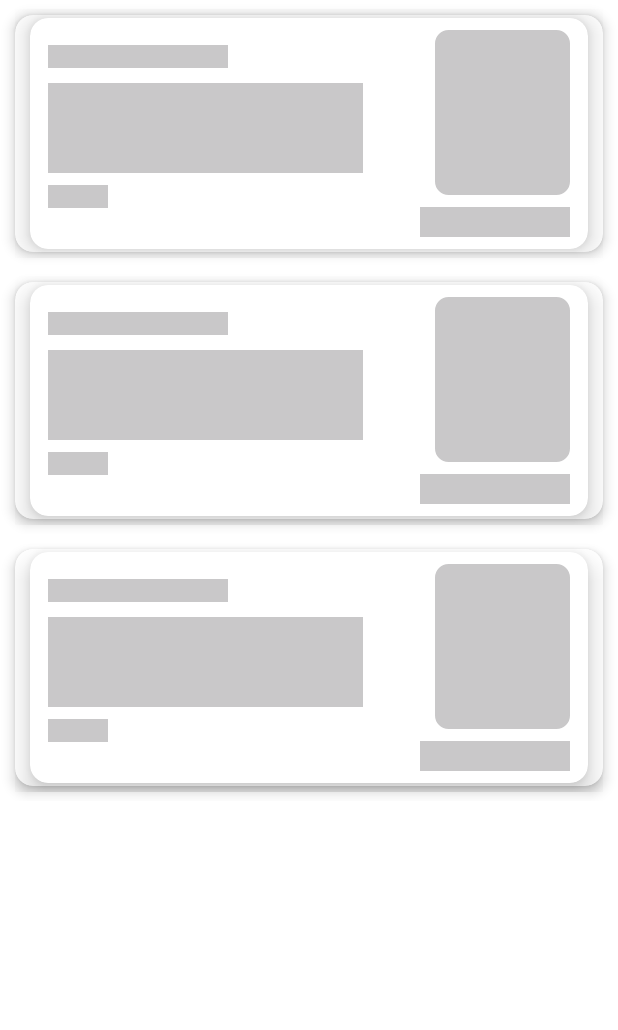
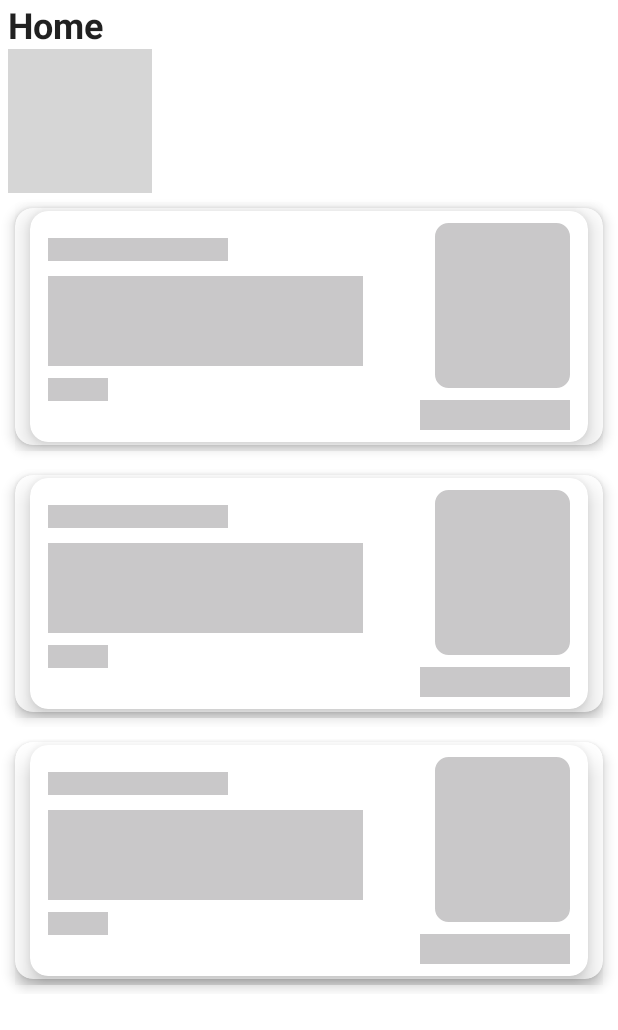
Before and after one commit to EduardoAlonso73/MyLinks, an Android app: the layout fragment_home.xml on its own in the app's theme, with its tools: preview values and no code run, on a phone screen of 412 x 824 dp. Shown: the top 1030 px of the screen. Run offline under Robolectric (Android 15) with nearby library versions, the phone set to English and light mode, and no system bars; grey boxes are pictures that could not be loaded.

Commit message:
We added recyclerView component for the the item_category

```diff
--- a/app/src/main/res/layout/fragment_home.xml
+++ b/app/src/main/res/layout/fragment_home.xml
@@ -1,21 +1,73 @@
 <?xml version="1.0" encoding="utf-8"?>
 <androidx.constraintlayout.widget.ConstraintLayout xmlns:android="http://schemas.android.com/apk/res/android"
+    xmlns:app="http://schemas.android.com/apk/res-auto"
     xmlns:tools="http://schemas.android.com/tools"
     android:layout_width="match_parent"
     android:layout_height="match_parent"
-    xmlns:app="http://schemas.android.com/apk/res-auto"
     android:background="@color/white"
     tools:context=".ui.mainModule.HomeFragment">
 
+    <LinearLayout
+        android:id="@+id/llTitle"
+        android:layout_width="match_parent"
+        android:layout_height="wrap_content"
+        android:orientation="horizontal"
+        android:gravity="start"
+        android:layout_marginHorizontal="5dp"
+        app:layout_constraintRight_toRightOf="parent"
+        app:layout_constraintTop_toTopOf="parent">
+        <TextView
+            style="@style/TextAppearance.MaterialComponents.Headline5"
+            android:layout_width="wrap_content"
+            android:layout_height="wrap_content"
+            android:textStyle="bold"
+            android:text="Home" />
 
-     <androidx.recyclerview.widget.RecyclerView
-         android:id="@+id/recyclerview"
-         android:layout_width="0dp"
-         tools:listitem="@layout/item_link"
-         android:layout_height="match_parent"
-         app:layout_constraintStart_toStartOf="parent"
-         app:layout_constraintEnd_toEndOf="parent"
-         app:layout_constraintBottom_toBottomOf="parent"
-         app:layout_constraintTop_toTopOf="parent"/>
+         <!--<androidx.appcompat.widget.SearchView
+             android:layout_width="match_parent"
+             android:layout_height="wrap_content"
+             />-->
+
+    </LinearLayout>
+
+    <LinearLayout
+        android:id="@+id/llCategory"
+        android:layout_width="match_parent"
+        android:layout_height="wrap_content"
+        android:orientation="horizontal"
+        android:gravity="center"
+        android:layout_marginBottom="@dimen/common_padding_min"
+        android:layout_marginHorizontal="5dp"
+        app:layout_constraintRight_toRightOf="parent"
+        app:layout_constraintTop_toBottomOf="@id/llTitle">
+
+        <ImageButton
+            android:id="@+id/imageButton"
+            android:layout_width="wrap_content"
+            android:layout_height="wrap_content"
+            android:background="?attr/selectableItemBackground"
+            android:src="@drawable/ic_add"
+            app:layout_constraintStart_toStartOf="parent" />
+
+        <androidx.recyclerview.widget.RecyclerView
+            android:id="@+id/rvCategory"
+            android:layout_width="match_parent"
+            android:layout_height="wrap_content"
+            tools:itemCount="1"
+            tools:listitem="@layout/item_category" />
+
+    </LinearLayout>
+
+
+    <androidx.recyclerview.widget.RecyclerView
+        android:id="@+id/recyclerview"
+        android:layout_width="0dp"
+        android:layout_height="0dp"
+        app:layout_constraintBottom_toBottomOf="parent"
+        app:layout_constraintEnd_toEndOf="parent"
+        app:layout_constraintStart_toStartOf="parent"
+        app:layout_constraintTop_toBottomOf="@+id/llCategory"
+        tools:listitem="@layout/item_link" />
+
 
 </androidx.constraintlayout.widget.ConstraintLayout>
```
